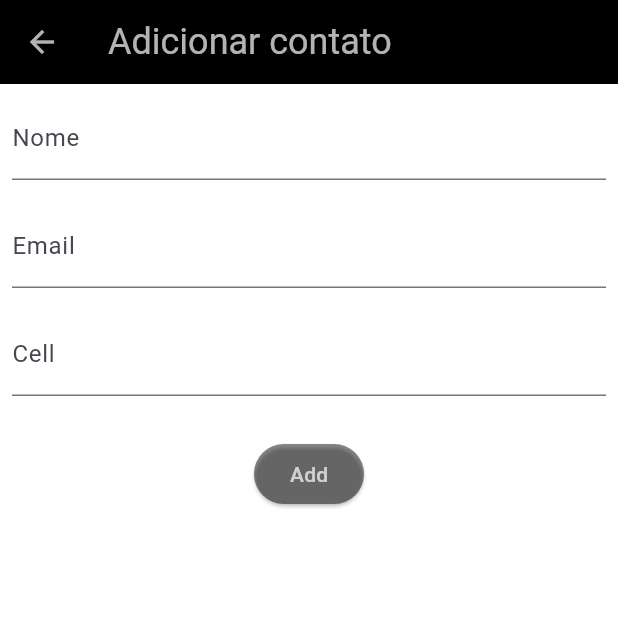
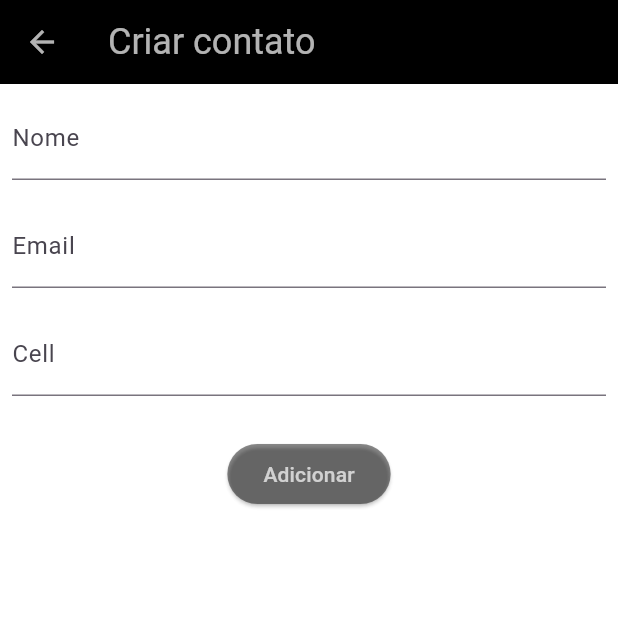
Before and after one commit to atevilson/App-Clean-Code, a Flutter app: the UserCreatePage screen opened directly, on a phone screen of 412 x 824 dp, the top half of it. Run offline on Flutter 3.47's test engine with Material 3 defaults, Android fonts, the light colour scheme and no system bars; our stand-ins replace equatable, flutter_bloc.

Commit message:
ajuste nomenclaturas

```diff
--- a/lib/src/features/user/presentation/pages/user_create_page.dart
+++ b/lib/src/features/user/presentation/pages/user_create_page.dart
@@ -18,7 +18,7 @@ class UserCreatePage extends StatelessWidget {
     return Scaffold(
       appBar: AppBar(
         title: const Text(
-          "Adicionar contato",
+          "Criar contato",
         ),
       ),
       body: BlocListener<UserBloc, UserState>(
@@ -65,7 +65,7 @@ class UserCreatePage extends StatelessWidget {
               onPressed: () {
                 _createContact(context);
               },
-              child: const Text("Add"),
+              child: const Text("Adicionar"),
             ),
           ],
         ),
```
